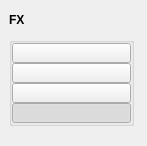
Before: the Qt Designer form tentacle/ui/vfx.ui in m3trik/tentacle, drawn with Qt 5.
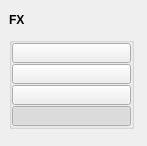
After: the same form once the commit is applied. Custom widgets are drawn as their Qt base class.

```diff
--- a/tentacle/ui/vfx.ui
+++ b/tentacle/ui/vfx.ui
@@ -88,7 +88,7 @@
         </property>
         <layout class="QVBoxLayout" name="verticalLayout_3">
          <property name="spacing">
-          <number>0</number>
+          <number>1</number>
          </property>
          <property name="leftMargin">
           <number>0</number>
```
Left out of the diff: 2 changed lines with no effect on the pictures.
